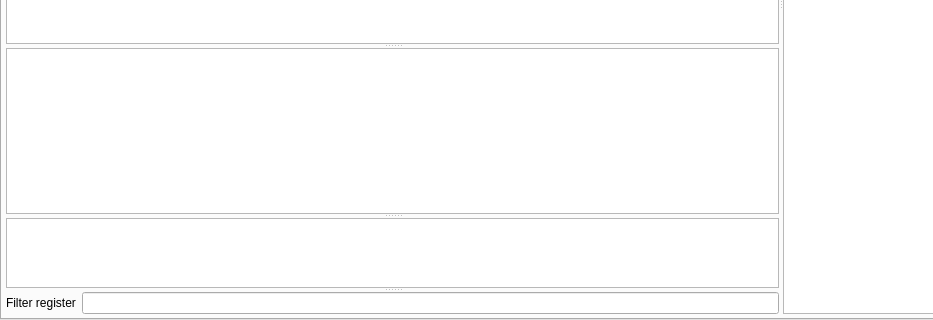
Qt form mainwindow.ui (digetx/tegra2_qemu_trace_viewer) before a commit; both pictures show x 0 to 933 and y 347 to 667 of the 1046 by 667 pixel window.
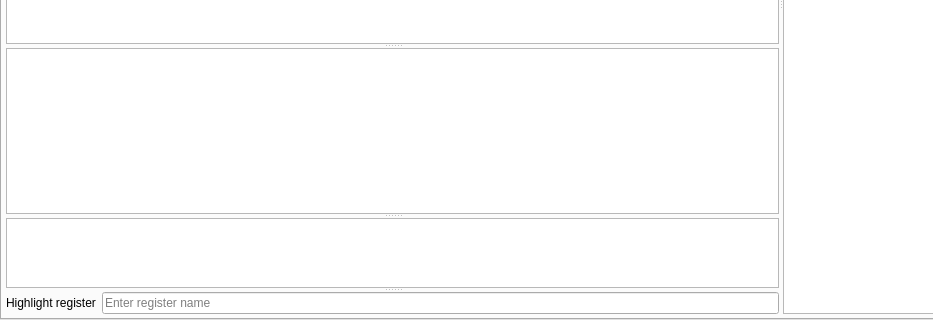
The same form after that commit. Custom widgets are drawn as their Qt base class.

Commit message: a bit of UI text rewording

```diff
--- a/mainwindow.ui
+++ b/mainwindow.ui
@@ -143,12 +143,16 @@
                 <item>
                  <widget class="QLabel" name="label">
                   <property name="text">
-                   <string>Filter register</string>
+                   <string>Highlight register</string>
                   </property>
                  </widget>
                 </item>
                 <item>
-                 <widget class="QLineEdit" name="lineEditRegFilter"/>
+                 <widget class="QLineEdit" name="lineEditRegFilter">
+                  <property name="placeholderText">
+                   <string>Enter register name</string>
+                  </property>
+                 </widget>
                 </item>
                </layout>
               </widget>
```
Left out of the diff: 44 changed lines with no effect on the pictures. The commit also changes 1 other file.
